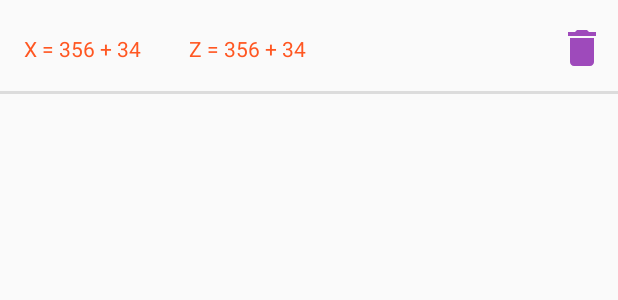
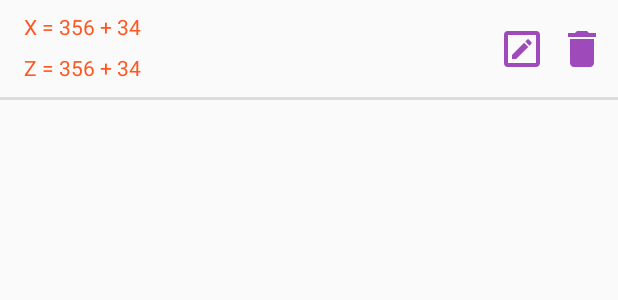
Before and after one commit to yogg-soggot/end_portal_finder, an Android app: the layout item_portal.xml on its own in the app's theme, with its tools: preview values and no code run, on a phone screen of 412 x 824 dp. Shown: the top 300 px of the screen. Run offline under Robolectric (Android 15) with nearby library versions, the phone set to English and light mode, and no system bars; Roboto replaces fonts that are not available here.

Commit message:
Portals are now can be edited

```diff
--- a/app/src/main/java/com/kthulhu/endportalfinder/data/PortalDao.kt
+++ b/app/src/main/java/com/kthulhu/endportalfinder/data/PortalDao.kt
@@ -11,6 +11,9 @@ interface PortalDao {
     @Delete
     suspend fun delete(portalData: PortalData): Void
 
+    @Update
+    suspend fun update(portalData: PortalData): Void
+
     @Query("SELECT * FROM portal_table")
     fun loadAll(): Flow<List<PortalData>>
 }
--- a/app/src/main/java/com/kthulhu/endportalfinder/data/PortalData.kt
+++ b/app/src/main/java/com/kthulhu/endportalfinder/data/PortalData.kt
@@ -1,7 +1,6 @@
 package com.kthulhu.endportalfinder.data
 
 import androidx.room.Entity
-import androidx.room.PrimaryKey
 
 @Entity(tableName = "portal_table", primaryKeys = ["x", "z"])
 data class PortalData(
@@ -9,5 +8,5 @@ data class PortalData(
     val z: Int,
     val errorX: Int,
     val errorZ: Int,
-    val hasTrueCoordinates: Boolean
+    val name: String? = null
 )
--- a/app/src/main/java/com/kthulhu/endportalfinder/data/PortalRoomDatabase.kt
+++ b/app/src/main/java/com/kthulhu/endportalfinder/data/PortalRoomDatabase.kt
@@ -5,7 +5,7 @@ import androidx.room.Database
 import androidx.room.Room
 import androidx.room.RoomDatabase
 
-@Database(entities = [PortalData::class], version = 2)
+@Database(entities = [PortalData::class], version = 3)
 abstract class PortalRoomDatabase : RoomDatabase(){
     abstract fun portalDao(): PortalDao
 
--- a/app/src/main/java/com/kthulhu/endportalfinder/ui/finder/FinderFragment.kt
+++ b/app/src/main/java/com/kthulhu/endportalfinder/ui/finder/FinderFragment.kt
@@ -8,17 +8,13 @@ import android.view.ViewGroup
 import android.widget.TextView
 import androidx.appcompat.app.AlertDialog
 import androidx.fragment.app.Fragment
-import androidx.fragment.app.viewModels
 import com.google.android.material.snackbar.Snackbar
-import com.kthulhu.endportalfinder.App
 import com.kthulhu.endportalfinder.R
 import com.kthulhu.endportalfinder.domain.evaluation.EvaluationError
 import com.kthulhu.endportalfinder.domain.evaluation.Point
 import com.kthulhu.endportalfinder.ui.MainActivity
 import com.kthulhu.endportalfinder.ui.MainViewModel
 import kotlinx.android.synthetic.main.fragment_finder.*
-import java.lang.NumberFormatException
-import javax.inject.Inject
 
 class FinderFragment : Fragment() {
 
@@ -55,7 +51,7 @@ class FinderFragment : Fragment() {
         }
 
         floatingActionButton.setOnClickListener {
-            viewModel.savePortal(false) //TODO("Добавить возможность ввести фактические координаты")
+            viewModel.savePortal()
             viewModel.portal?.let{
                 Snackbar.make(requireView(), rgS(R.string.portal_saved), Snackbar.LENGTH_LONG).show()
             }
--- /dev/null
+++ b/app/src/main/res/drawable-v24/pencil_box_outline.xml
@@ -0,0 +1,9 @@
+<!-- drawable/pencil_box_outline.xml -->
+<vector xmlns:android="http://schemas.android.com/apk/res/android"
+    android:height="24dp"
+    android:width="24dp"
+    android:tint="#9E4ABB"
+    android:viewportWidth="24"
+    android:viewportHeight="24">
+    <path android:fillColor="#000" android:pathData="M19,19V5H5V19H19M19,3A2,2 0 0,1 21,5V19C21,20.11 20.1,21 19,21H5A2,2 0 0,1 3,19V5A2,2 0 0,1 5,3H19M16.7,9.35L15.7,10.35L13.65,8.3L14.65,7.3C14.86,7.08 15.21,7.08 15.42,7.3L16.7,8.58C16.92,8.79 16.92,9.14 16.7,9.35M7,14.94L13.06,8.88L15.12,10.94L9.06,17H7V14.94Z" />
+</vector>
--- a/app/src/main/res/layout/item_portal.xml
+++ b/app/src/main/res/layout/item_portal.xml
@@ -1,48 +1,77 @@
 <?xml version="1.0" encoding="utf-8"?>
-<androidx.constraintlayout.widget.ConstraintLayout xmlns:android="http://schemas.android.com/apk/res/android"
+<androidx.constraintlayout.widget.ConstraintLayout
+    xmlns:android="http://schemas.android.com/apk/res/android"
     xmlns:app="http://schemas.android.com/apk/res-auto"
     xmlns:tools="http://schemas.android.com/tools"
     android:layout_width="match_parent"
-    android:layout_height="64dp">
+    android:layout_height="wrap_content">
+
+    <TextView
+        android:id="@+id/portal_name"
+        android:layout_width="wrap_content"
+        android:layout_height="wrap_content"
+        android:layout_marginStart="16dp"
+        android:layout_marginTop="4dp"
+        android:visibility="gone"
+        android:textAppearance="@style/TextAppearance.AppCompat.Title"
+        app:layout_constraintStart_toStartOf="parent"
+        app:layout_constraintTop_toTopOf="parent"
+        tools:text="minecraft-server.org" />
 
     <TextView
         android:id="@+id/tv_x"
         android:layout_width="wrap_content"
         android:layout_height="wrap_content"
         android:layout_marginStart="16dp"
+        android:layout_marginTop="8dp"
         android:textColor="@color/colorAccent"
-        app:layout_constraintBottom_toBottomOf="parent"
         app:layout_constraintStart_toStartOf="parent"
-        app:layout_constraintTop_toTopOf="parent"
+        app:layout_constraintTop_toBottomOf="@+id/portal_name"
         tools:text="X = 356 + 34" />
 
     <TextView
         android:id="@+id/tv_z"
         android:layout_width="wrap_content"
         android:layout_height="wrap_content"
-        android:layout_marginStart="32dp"
+        android:layout_marginStart="16dp"
+        android:layout_marginTop="8dp"
         android:textColor="@color/colorAccent"
-        app:layout_constraintStart_toEndOf="@+id/tv_x"
-        app:layout_constraintTop_toTopOf="@+id/tv_x"
+        app:layout_constraintStart_toStartOf="parent"
+        app:layout_constraintTop_toBottomOf="@+id/tv_x"
         tools:text="Z = 356 + 34" />
 
     <View
         android:id="@+id/divider5"
         android:layout_width="match_parent"
         android:layout_height="2dp"
-        android:layout_marginBottom="1dp"
+        android:layout_marginTop="10dp"
         android:background="?android:attr/listDivider"
         app:layout_constraintBottom_toBottomOf="parent"
         app:layout_constraintEnd_toEndOf="parent"
-        app:layout_constraintStart_toStartOf="parent" />
+        app:layout_constraintStart_toStartOf="parent"
+        app:layout_constraintTop_toBottomOf="@+id/tv_z" />
 
     <Button
         android:id="@+id/btn_delete"
         android:layout_width="32dp"
         android:layout_height="32dp"
         android:layout_marginEnd="8dp"
+        android:layout_marginBottom="1dp"
         android:background="@drawable/ic_baseline_delete_24"
         app:layout_constraintBottom_toBottomOf="parent"
         app:layout_constraintEnd_toEndOf="parent"
         app:layout_constraintTop_toTopOf="parent" />
+
+    <Button
+        android:id="@+id/btn_edit"
+        android:layout_width="32dp"
+        android:layout_height="32dp"
+        android:layout_marginEnd="8dp"
+        android:layout_marginBottom="1dp"
+        android:background="@drawable/pencil_box_outline"
+        app:layout_constraintBottom_toBottomOf="parent"
+        app:layout_constraintEnd_toStartOf="@+id/btn_delete"
+        app:layout_constraintTop_toTopOf="parent" />
+
+
 </androidx.constraintlayout.widget.ConstraintLayout>
```
Also changed, not shown: app/src/main/java/com/kthulhu/endportalfinder/domain/PortalConverter.kt (+2 -5 lines), app/src/main/java/com/kthulhu/endportalfinder/domain/Repository.kt (+15 -2 lines), app/src/main/java/com/kthulhu/endportalfinder/ui/MainViewModel.kt (+9 -2 lines), app/src/main/java/com/kthulhu/endportalfinder/ui/portals/EditPortalDialogFragment.kt (added, +125 -0 lines), app/src/main/java/com/kthulhu/endportalfinder/ui/portals/PortalsAdapter.kt (+15 -7 lines), app/src/main/java/com/kthulhu/endportalfinder/ui/portals/PortalsFragment.kt (+6 -1 lines), app/src/main/res/layout/frament_edit_portal.xml (added, +108 -0 lines), app/src/main/res/values/strings.xml (+13 -0 lines), 1 other file.
